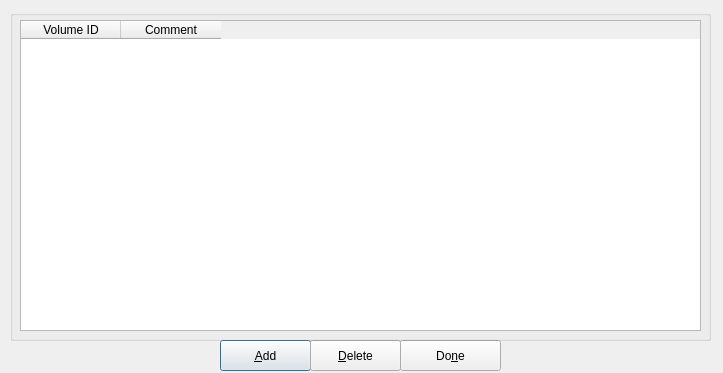
First picture: the form in zuluCrypt-gui/walletconfig.ui, repository mhogomchungu/zuluCrypt, before the edit.
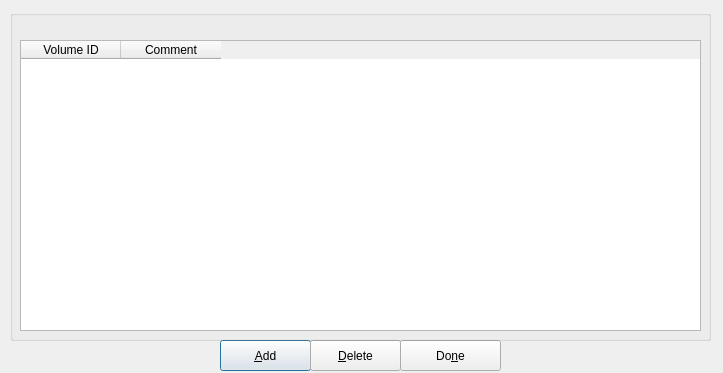
Second picture: the form after the edit.

```diff
--- a/zuluCrypt-gui/walletconfig.ui
+++ b/zuluCrypt-gui/walletconfig.ui
@@ -80,9 +80,9 @@
     <property name="geometry">
      <rect>
       <x>10</x>
-      <y>10</y>
+      <y>30</y>
       <width>681</width>
-      <height>311</height>
+      <height>291</height>
      </rect>
     </property>
     <property name="editTriggers">
```
